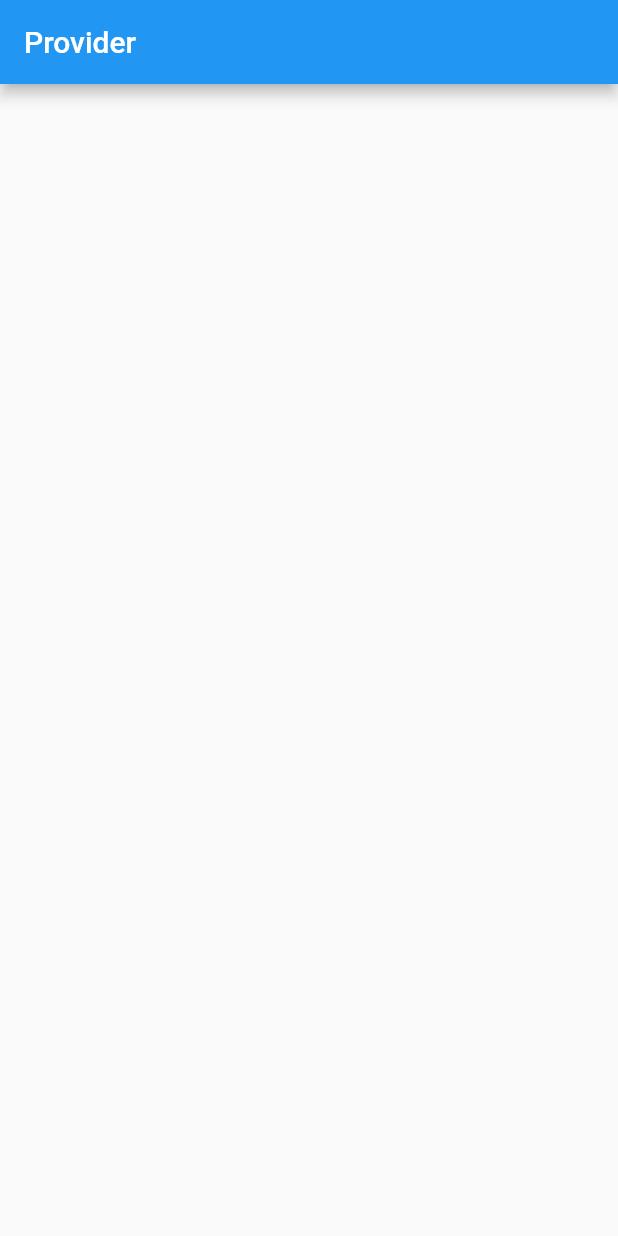
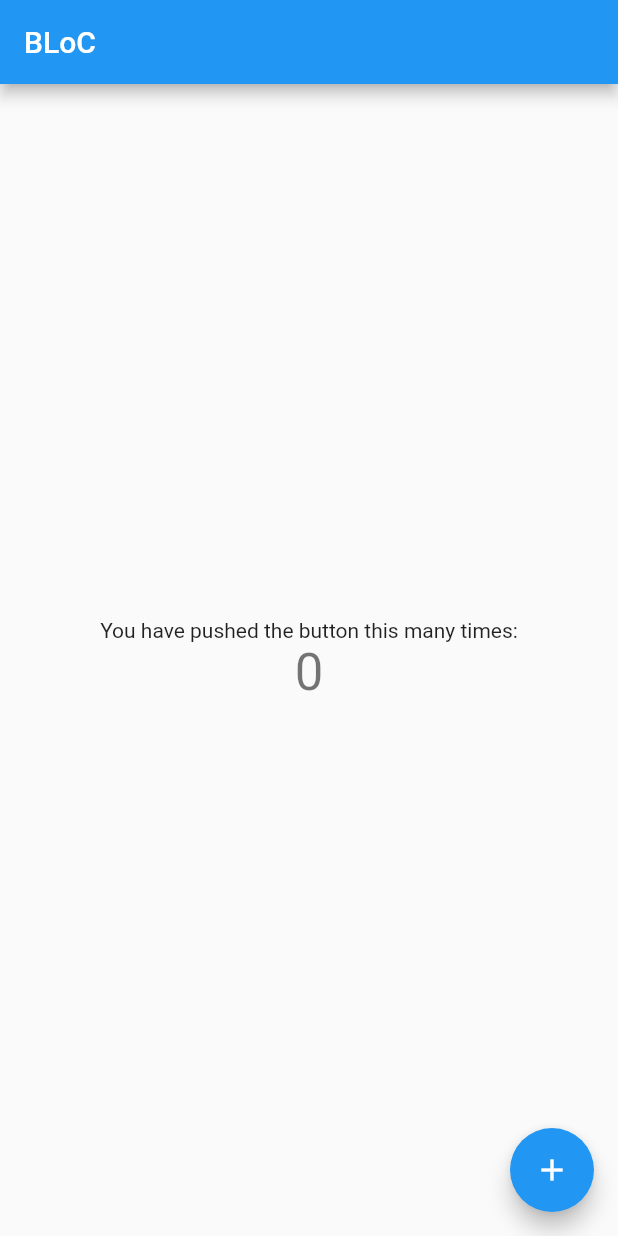
Before and after one commit to EsdrasRR/Flutter_BLoC_Pattern, a Flutter app: the screen it shows after launch, on a phone screen of 412 x 824 dp. Run offline on Flutter 3.47's test engine with Material 2 defaults, Android fonts, the phone set to English and light mode, and no system bars.

Commit message:
Using BLoC pattern

```diff
--- a/bloc_pattern/lib/hero_model.dart
+++ /dev/null
@@ -1,7 +0,0 @@
-class hero_model{
-
-  String name;
-  bool isFavorite;
-
-  hero_model({this.name, this.isFavorite});
-}
--- a/bloc_pattern/lib/home.dart
+++ /dev/null
@@ -1,18 +0,0 @@
-import 'package:flutter/material.dart';
-
-class HomeWidget extends StatefulWidget {
-  @override
-  _HomeWidgetState createState() => _HomeWidgetState();
-}
-
-class _HomeWidgetState extends State<HomeWidget> {
-  @override
-  Widget build(BuildContext context) {
-    return Scaffold(
-      appBar: AppBar(
-        title: Text("Provider"),
-      ),
-      body: Container(),
-    );
-  }
-}
--- a/bloc_pattern/lib/main.dart
+++ b/bloc_pattern/lib/main.dart
@@ -1,22 +1,18 @@
 import 'package:flutter/material.dart';
-import 'package:provider/provider.dart';
-import 'home.dart';
+import 'myhomepage.dart';
 
 void main() => runApp(MyApp());
 
 class MyApp extends StatelessWidget {
   @override
   Widget build(BuildContext context) {
-    return MultiProvider(
-      providers: [],
-      child: MaterialApp(
-        debugShowCheckedModeBanner: false,
-        title: 'Flutter Demo',
-        theme: ThemeData(
-          primarySwatch: Colors.blue,
-        ),
-        home: HomeWidget(),
+    return MaterialApp(
+      debugShowCheckedModeBanner: false,
+      title: 'Flutter Demo',
+      theme: ThemeData(
+        primarySwatch: Colors.blue,
       ),
+      home: MyHomePage(title: 'BLoC'),
     );
   }
 }
--- /dev/null
+++ b/bloc_pattern/lib/myhomepage.dart
@@ -0,0 +1,49 @@
+import 'package:bloc_pattern/myhomepage_bloc.dart';
+import 'package:flutter/material.dart';
+
+class MyHomePage extends StatefulWidget {
+  MyHomePage({Key key, this.title}) : super(key: key);
+
+  final String title;
+
+  @override
+  _MyHomePageState createState() => _MyHomePageState();
+}
+
+class _MyHomePageState extends State<MyHomePage> {
+
+  MyHomePageBloc bloc = MyHomePageBloc();
+
+  @override
+  Widget build(BuildContext context) {
+    return Scaffold(
+      appBar: AppBar(
+        title: Text(widget.title),
+      ),
+      body: Center(
+        child: Column(
+          mainAxisAlignment: MainAxisAlignment.center,
+          children: <Widget>[
+            Text(
+              'You have pushed the button this many times:',
+            ),
+            StreamBuilder(
+              stream: bloc.output,
+              builder: (context, snapshot) {
+                return Text(
+                  '${bloc.counter}',
+                  style: Theme.of(context).textTheme.display1,
+                );
+              }
+            ),
+          ],
+        ),
+      ),
+      floatingActionButton: FloatingActionButton(
+        onPressed: bloc.incrementCounter,
+        tooltip: 'Increment',
+        child: Icon(Icons.add),
+      ),
+    );
+  }
+}
--- /dev/null
+++ b/bloc_pattern/lib/myhomepage_bloc.dart
@@ -0,0 +1,14 @@
+import 'dart:async';
+
+class MyHomePageBloc {
+  int counter = 0;
+
+  final StreamController _streamController = StreamController();
+  Sink get input => _streamController.sink;
+  Stream get output => _streamController.stream;
+
+  void incrementCounter() {
+    counter++;
+    input.add(counter);
+  }
+}
--- a/bloc_pattern/pubspec.yaml
+++ b/bloc_pattern/pubspec.yaml
@@ -23,7 +23,6 @@ dependencies:
   # The following adds the Cupertino Icons font to your application.
   # Use with the CupertinoIcons class for iOS style icons.
   cupertino_icons: ^0.1.2
-  provider: ^3.1.0+1
 
 dev_dependencies:
   flutter_test:
```
Also changed, not shown: bloc_pattern/pubspec.lock.
